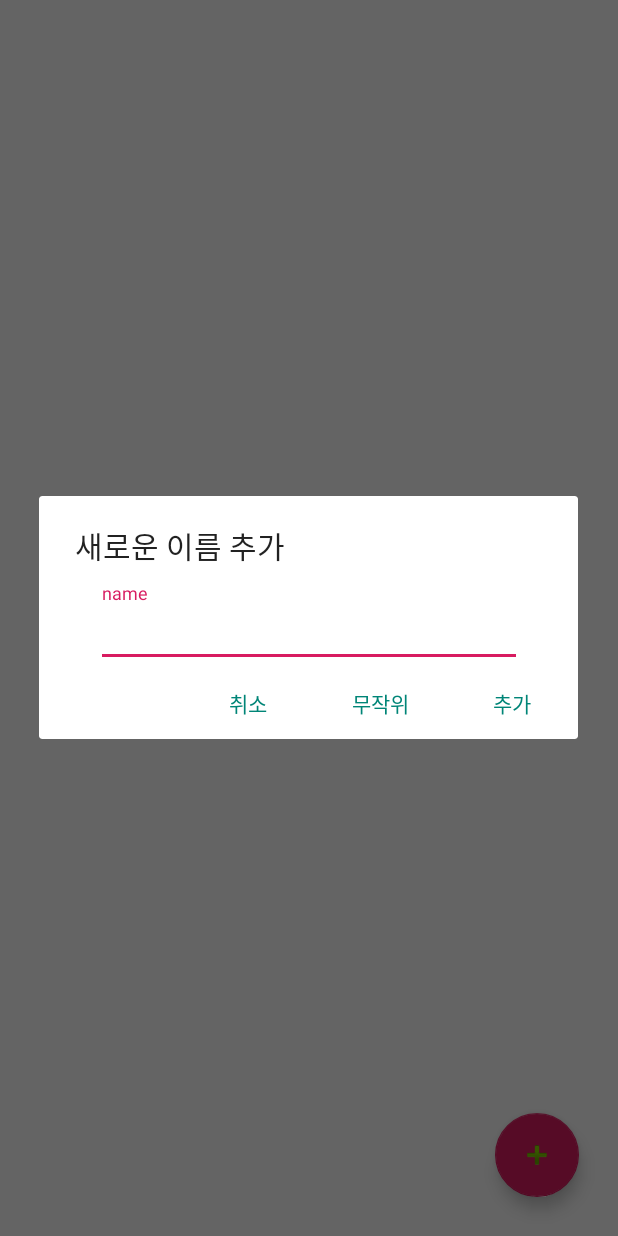
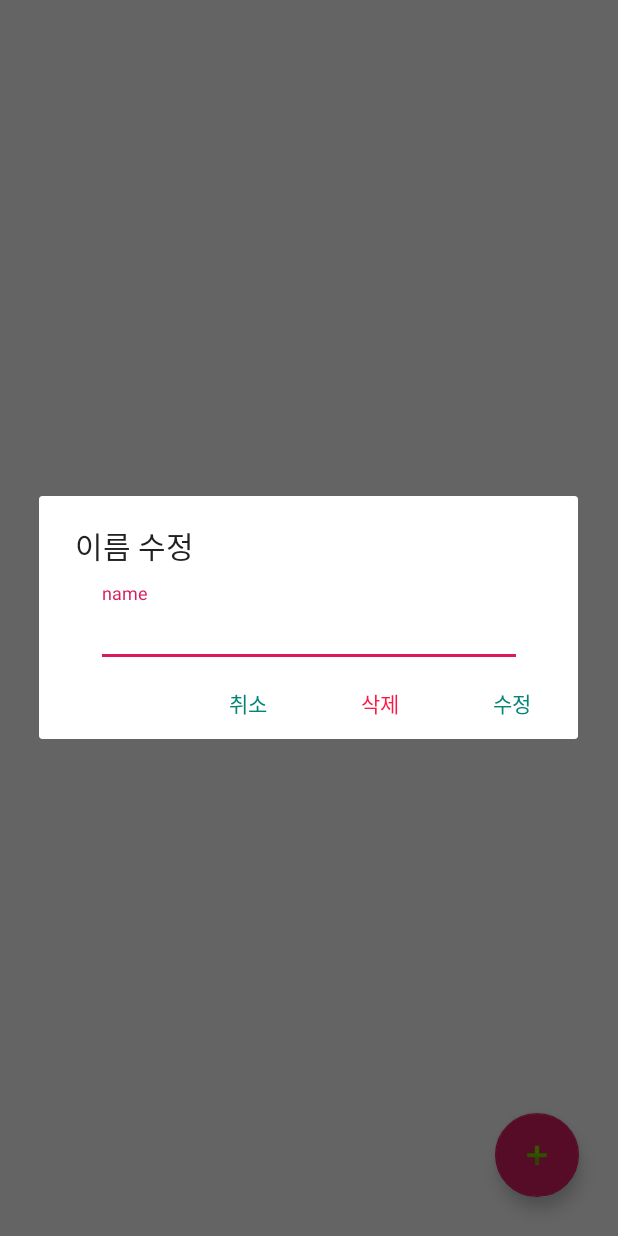
Before and after one commit to eungikim/FirestoreCRUDtest, an Android app: the screen it shows after launch (MainActivity), after a tap on an icon or button, on a phone screen of 412 x 824 dp. Run offline under Robolectric (Android 15) with nearby library versions, the phone set to English and light mode, and no system bars; our stand-ins replace ButterKnife, Firebase (no records; nobody signed in at launch, a user with empty details on screens opened directly).

Commit message:
feat: style data control dialog

```diff
--- a/app/src/main/java/kr/eungi/firestorecrudtest/ControlDataDialog.java
+++ b/app/src/main/java/kr/eungi/firestorecrudtest/ControlDataDialog.java
@@ -12,7 +12,11 @@ import android.widget.EditText;
 
 import androidx.annotation.NonNull;
 import androidx.annotation.Nullable;
+import androidx.core.content.ContextCompat;
 import androidx.fragment.app.DialogFragment;
+
+import static kr.eungi.firestorecrudtest.util.Constant.DIALOG_FLAG_ADD;
+import static kr.eungi.firestorecrudtest.util.Constant.DIALOG_FLAG_MODIFY;
 
 /**
  * flag : 0은 추가, 1은 수정
@@ -20,12 +24,9 @@ import androidx.fragment.app.DialogFragment;
 public class ControlDataDialog extends DialogFragment {
     static final String TAG = ControlDataDialog.class.getSimpleName();
 
-    private int flag = 0;
+    private int flag;
     private MainActivity.DialogClickListener mOnClickListener;
     private EditText mNameInputEditText;
-    private Button mFistButton;
-    private Button mSecondButton;
-    private Button mCancelButton;
 
     ControlDataDialog(int flag) {
         this.flag = flag;
@@ -35,44 +36,42 @@ public class ControlDataDialog extends DialogFragment {
     @Override
     public Dialog onCreateDialog(@Nullable Bundle savedInstanceState) {
         Context context = getActivity();
-
         LayoutInflater inflater = LayoutInflater.from(context);
         final View dialogView = inflater.inflate(R.layout.dialog_control_data, null);
         AlertDialog.Builder builder = new AlertDialog.Builder(context);
 
+        mNameInputEditText = dialogView.findViewById(R.id.dialog_control_data_edit_text);
+        Button fistButton = dialogView.findViewById(R.id.dialog_control_data_first_button);
+        Button secondButton = dialogView.findViewById(R.id.dialog_control_data_second_button);
+        Button cancelButton = dialogView.findViewById(R.id.dialog_control_data_cancel_button);
 
-        mNameInputEditText = dialogView.findViewById(R.id.dialog_control_data_edit_text);
-        mFistButton = dialogView.findViewById(R.id.dialog_control_data_first_button);
-        mSecondButton = dialogView.findViewById(R.id.dialog_control_data_second_button);
-        mCancelButton = dialogView.findViewById(R.id.dialog_control_data_cancel_button);
-
-        if (flag == 0) {
+        if (flag == DIALOG_FLAG_ADD) {
             builder.setTitle("새로운 이름 추가");
-            mFistButton.setText("추가");
-            mFistButton.setOnClickListener(v -> {
+            fistButton.setText("추가");
+            fistButton.setOnClickListener(v -> {
                 mOnClickListener.onAddClickListener(getName());
                 dismiss();
             });
-            mSecondButton.setText("무작위");
-            mSecondButton.setOnClickListener(v -> {
+            secondButton.setText("무작위");
+            secondButton.setOnClickListener(v -> {
                 mOnClickListener.onAddRandomClickListener();
                 dismiss();
             });
-        } else if (flag == 1) {
+        } else if (flag == DIALOG_FLAG_MODIFY) {
             builder.setTitle("이름 수정");
-            mFistButton.setText("수정");
-            mFistButton.setOnClickListener(v -> {
+            fistButton.setText("수정");
+            fistButton.setOnClickListener(v -> {
                 mOnClickListener.onUpdateClickListener(getName());
                 dismiss();
             });
-            mSecondButton.setText("삭제");
-            mSecondButton.setTextColor(Color.red(170));
-            mSecondButton.setOnClickListener(v -> {
+            secondButton.setText("삭제");
+            secondButton.setTextColor(ContextCompat.getColor(context, R.color.red_a400));
+            secondButton.setOnClickListener(v -> {
                 mOnClickListener.onDeleteClickListener();
                 dismiss();
             });
         }
-        mCancelButton.setOnClickListener(v -> dismiss());
+        cancelButton.setOnClickListener(v -> dismiss());
 
         builder.setView(dialogView);
         return builder.create();
--- a/app/src/main/java/kr/eungi/firestorecrudtest/MainActivity.java
+++ b/app/src/main/java/kr/eungi/firestorecrudtest/MainActivity.java
@@ -30,6 +30,8 @@ import kr.eungi.firestorecrudtest.util.NameGenerator;
 
 import static kr.eungi.firestorecrudtest.db.Constant.DB_COLLECTION_NAME;
 import static kr.eungi.firestorecrudtest.db.Constant.DB_FIELD_NAME;
+import static kr.eungi.firestorecrudtest.util.Constant.DIALOG_FLAG_ADD;
+import static kr.eungi.firestorecrudtest.util.Constant.DIALOG_FLAG_MODIFY;
 
 public class MainActivity extends AppCompatActivity {
     private static final String TAG = MainActivity.class.getSimpleName();
@@ -58,44 +60,14 @@ public class MainActivity extends AppCompatActivity {
         });
         mNameRecyclerView.setAdapter(mNameAdapter);
 
-        mAddNewButton.setOnClickListener(new View.OnClickListener() {
-            @Override
-            public void onClick(View v) {
-                ControlDataDialog dialog = new ControlDataDialog(0);
-                dialog.setClickListener(new DialogClickListener() {
-                    @Override
-                    public void onAddClickListener(String name) {
-                        Toast.makeText(MainActivity.this, "name", Toast.LENGTH_SHORT).show();
-                    }
-
-                    @Override
-                    public void onAddRandomClickListener() {
-
-                    }
-
-                    @Override
-                    public void onUpdateClickListener(String name) {
-
-                    }
-
-                    @Override
-                    public void onDeleteClickListener() {
-
-                    }
-                });
-                dialog.show(getSupportFragmentManager(), ControlDataDialog.TAG);
-            }
+        mAddNewButton.setOnClickListener(v -> {
+            ControlDataDialog dialog = new ControlDataDialog(DIALOG_FLAG_MODIFY);
+            dialog.setClickListener(mDialogClickListener);
+            dialog.show(getSupportFragmentManager(), ControlDataDialog.TAG);
         });
 
         readFirestoreData();
 
-    }
-
-    interface DialogClickListener {
-        void onAddClickListener(String name);
-        void onAddRandomClickListener();
-        void onUpdateClickListener(String name);
-        void onDeleteClickListener();
     }
 
     private void updateList() {
@@ -215,4 +187,33 @@ public class MainActivity extends AppCompatActivity {
     private String generateName() {
         return NameGenerator.generateName();
     }
+
+    interface DialogClickListener {
+        void onAddClickListener(String name);
+        void onAddRandomClickListener();
+        void onUpdateClickListener(String name);
+        void onDeleteClickListener();
+    }
+
+    DialogClickListener mDialogClickListener = new DialogClickListener() {
+        @Override
+        public void onAddClickListener(String name) {
+
+        }
+
+        @Override
+        public void onAddRandomClickListener() {
+
+        }
+
+        @Override
+        public void onUpdateClickListener(String name) {
+
+        }
+
+        @Override
+        public void onDeleteClickListener() {
+
+        }
+    };
 }
--- a/app/src/main/java/kr/eungi/firestorecrudtest/db/Constant.java
+++ b/app/src/main/java/kr/eungi/firestorecrudtest/db/Constant.java
@@ -1,6 +1,7 @@
 package kr.eungi.firestorecrudtest.db;
 
 public class Constant {
+    private Constant(){}
 
     public static final String DB_COLLECTION_NAME = "name";
     public static final String DB_FIELD_NAME = "name";
--- a/app/src/main/res/values/colors.xml
+++ b/app/src/main/res/values/colors.xml
@@ -3,4 +3,5 @@
     <color name="colorPrimary">#008577</color>
     <color name="colorPrimaryDark">#00574B</color>
     <color name="colorAccent">#D81B60</color>
+    <color name="red_a400">#ff1744</color>
 </resources>
```
Also changed, not shown: app/src/main/java/kr/eungi/firestorecrudtest/util/Constant.java (added, +9 -0 lines).
